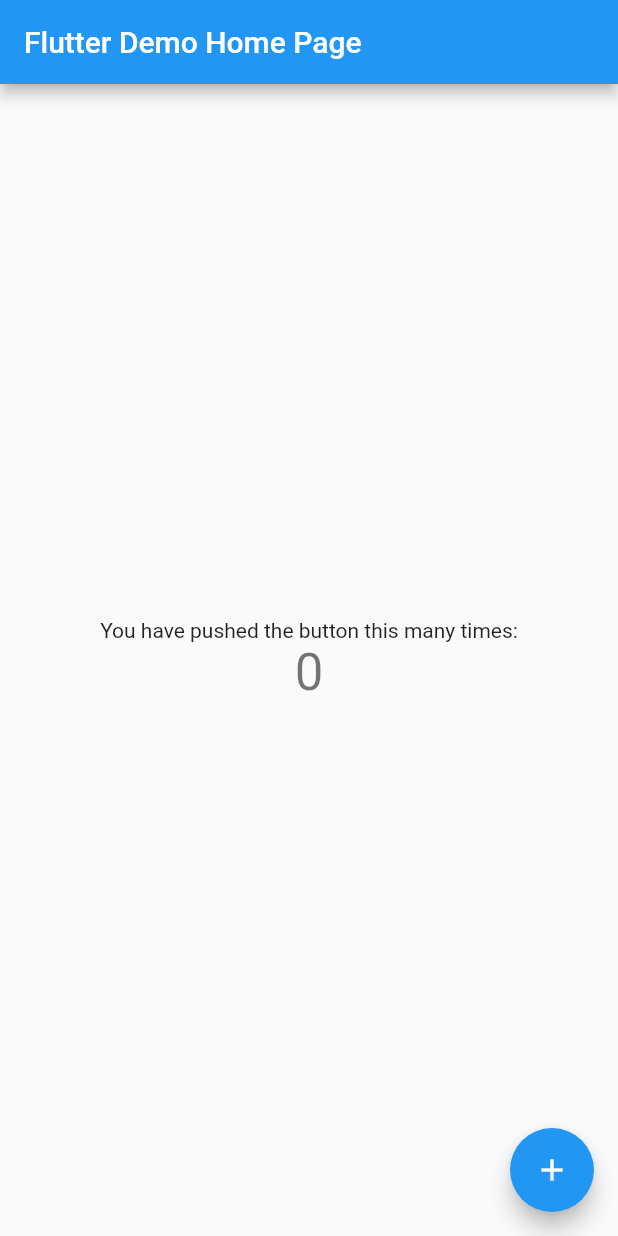
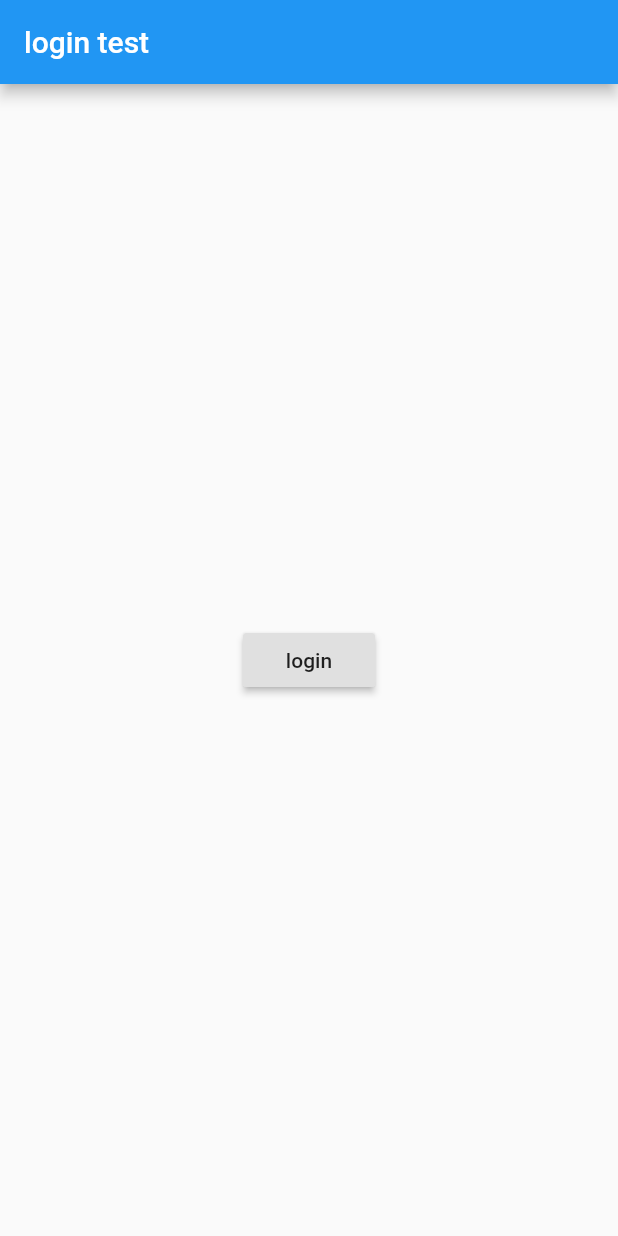
Before and after one commit to masa08/example-marketing-question, a Flutter app: the screen it shows after launch, on a phone screen of 412 x 824 dp. Run offline on Flutter 3.47's test engine with Material 2 defaults, Android fonts, the phone set to English and light mode, and no system bars; our stand-ins replace firebase_auth, firebase_core; accounts and stored records are empty.

```diff
--- a/lib/main.dart
+++ b/lib/main.dart
@@ -1,7 +1,11 @@
 import 'package:flutter/material.dart';
+import 'package:firebase_core/firebase_core.dart';
 import 'package:marketing_questions/presentation/ui/pages/home.dart';
+import 'package:marketing_questions/presentation/ui/pages/login.dart';
 
-void main() {
+Future<void> main() async {
+  WidgetsFlutterBinding.ensureInitialized();
+  await Firebase.initializeApp();
   runApp(MyApp());
 }
 
@@ -10,24 +14,13 @@ class MyApp extends StatelessWidget {
   @override
   Widget build(BuildContext context) {
     return MaterialApp(
-      title: 'Flutter Demo',
-      theme: ThemeData(
-        // This is the theme of your application.
-        //
-        // Try running your application with "flutter run". You'll see the
-        // application has a blue toolbar. Then, without quitting the app, try
-        // changing the primarySwatch below to Colors.green and then invoke
-        // "hot reload" (press "r" in the console where you ran "flutter run",
-        // or simply save your changes to "hot reload" in a Flutter IDE).
-        // Notice that the counter didn't reset back to zero; the application
-        // is not restarted.
-        primarySwatch: Colors.blue,
-        // This makes the visual density adapt to the platform that you run
-        // the app on. For desktop platforms, the controls will be smaller and
-        // closer together (more dense) than on mobile platforms.
-        visualDensity: VisualDensity.adaptivePlatformDensity,
-      ),
-      home: MyHomePage(title: 'Flutter Demo Home Page'),
-    );
+        theme: ThemeData(
+          primarySwatch: Colors.blue,
+          visualDensity: VisualDensity.adaptivePlatformDensity,
+        ),
+        routes: {
+          LoginPage.routeName: (_) => LoginPage(),
+          HomePage.routeName: (_) => HomePage(),
+        });
   }
 }
--- a/lib/presentation/ui/pages/home.dart
+++ b/lib/presentation/ui/pages/home.dart
@@ -1,86 +1,29 @@
 import 'package:flutter/material.dart';
+import 'package:firebase_auth/firebase_auth.dart';
 
-class MyHomePage extends StatefulWidget {
-  MyHomePage({Key key, this.title}) : super(key: key);
+class HomePage extends StatelessWidget {
+  HomePage({Key key}) : super(key: key);
 
-  // This widget is the home page of your application. It is stateful, meaning
-  // that it has a State object (defined below) that contains fields that affect
-  // how it looks.
+  static const routeName = '/home';
 
-  // This class is the configuration for the state. It holds the values (in this
-  // case the title) provided by the parent (in this case the App widget) and
-  // used by the build method of the State. Fields in a Widget subclass are
-  // always marked "final".
-
-  final String title;
-
-  @override
-  _MyHomePageState createState() => _MyHomePageState();
-}
-
-class _MyHomePageState extends State<MyHomePage> {
-  int _counter = 0;
-
-  void _incrementCounter() {
-    setState(() {
-      // This call to setState tells the Flutter framework that something has
-      // changed in this State, which causes it to rerun the build method below
-      // so that the display can reflect the updated values. If we changed
-      // _counter without calling setState(), then the build method would not be
-      // called again, and so nothing would appear to happen.
-      _counter++;
-    });
-  }
+  FirebaseAuth auth = FirebaseAuth.instance;
 
   @override
   Widget build(BuildContext context) {
-    // This method is rerun every time setState is called, for instance as done
-    // by the _incrementCounter method above.
-    //
-    // The Flutter framework has been optimized to make rerunning build methods
-    // fast, so that you can just rebuild anything that needs updating rather
-    // than having to individually change instances of widgets.
     return Scaffold(
       appBar: AppBar(
-        // Here we take the value from the MyHomePage object that was created by
-        // the App.build method, and use it to set our appbar title.
-        title: Text(widget.title),
+        title: Text("login test"),
       ),
       body: Center(
-        // Center is a layout widget. It takes a single child and positions it
-        // in the middle of the parent.
         child: Column(
-          // Column is also a layout widget. It takes a list of children and
-          // arranges them vertically. By default, it sizes itself to fit its
-          // children horizontally, and tries to be as tall as its parent.
-          //
-          // Invoke "debug painting" (press "p" in the console, choose the
-          // "Toggle Debug Paint" action from the Flutter Inspector in Android
-          // Studio, or the "Toggle Debug Paint" command in Visual Studio Code)
-          // to see the wireframe for each widget.
-          //
-          // Column has various properties to control how it sizes itself and
-          // how it positions its children. Here we use mainAxisAlignment to
-          // center the children vertically; the main axis here is the vertical
-          // axis because Columns are vertical (the cross axis would be
-          // horizontal).
           mainAxisAlignment: MainAxisAlignment.center,
           children: <Widget>[
             Text(
-              'You have pushed the button this many times:',
-            ),
-            Text(
-              '$_counter',
-              style: Theme.of(context).textTheme.headline4,
+              'logined!',
             ),
           ],
         ),
       ),
-      floatingActionButton: FloatingActionButton(
-        onPressed: _incrementCounter,
-        tooltip: 'Increment',
-        child: Icon(Icons.add),
-      ), // This trailing comma makes auto-formatting nicer for build methods.
     );
   }
 }
--- /dev/null
+++ b/lib/presentation/ui/pages/login.dart
@@ -0,0 +1,41 @@
+import 'package:flutter/material.dart';
+import 'package:firebase_auth/firebase_auth.dart';
+import 'package:marketing_questions/presentation/ui/pages/home.dart';
+
+class LoginPage extends StatelessWidget {
+  LoginPage({Key key}) : super(key: key);
+
+  static const routeName = '/';
+  FirebaseAuth auth = FirebaseAuth.instance;
+
+  @override
+  Widget build(BuildContext context) {
+    return Scaffold(
+      appBar: AppBar(
+        title: Text("login test"),
+      ),
+      body: Center(
+        child: Column(
+          mainAxisAlignment: MainAxisAlignment.center,
+          children: <Widget>[
+            RaisedButton(
+              child: Text("login"),
+              onPressed: () async {
+                try {
+                  UserCredential userCredential = await FirebaseAuth.instance
+                      .createUserWithEmailAndPassword(
+                          email: "barry.allen@example.com",
+                          password: "SuperSecretPassword!");
+                  print(userCredential);
+                  Navigator.of(context).pushNamed(HomePage.routeName);
+                } on Error {
+                  print("error");
+                }
+              },
+            )
+          ],
+        ),
+      ),
+    );
+  }
+}
--- a/pubspec.yaml
+++ b/pubspec.yaml
@@ -25,7 +25,8 @@ dependencies:
     sdk: flutter
   flutter_hooks: ^0.14.0
   hooks_riverpod: ^0.12.1
-
+  firebase_core: "0.5.0+1"
+  firebase_auth: "^0.18.1+2"
 
   # The following adds the Cupertino Icons font to your application.
   # Use with the CupertinoIcons class for iOS style icons.
```
Also changed, not shown: pubspec.lock, 5 other files.
